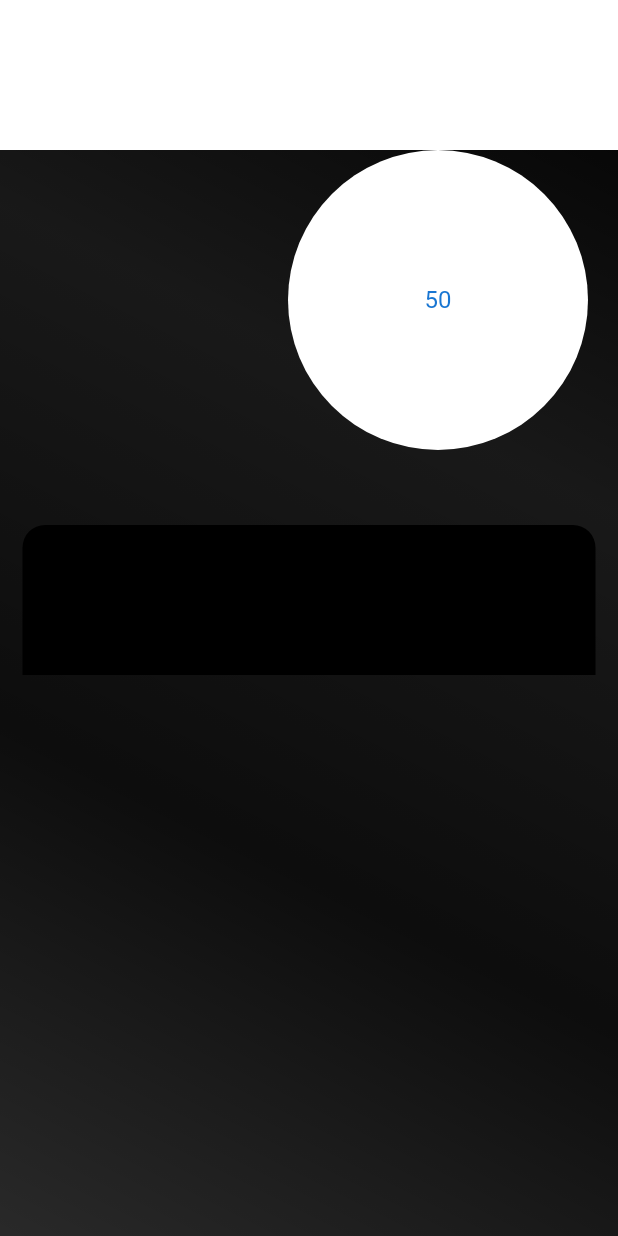
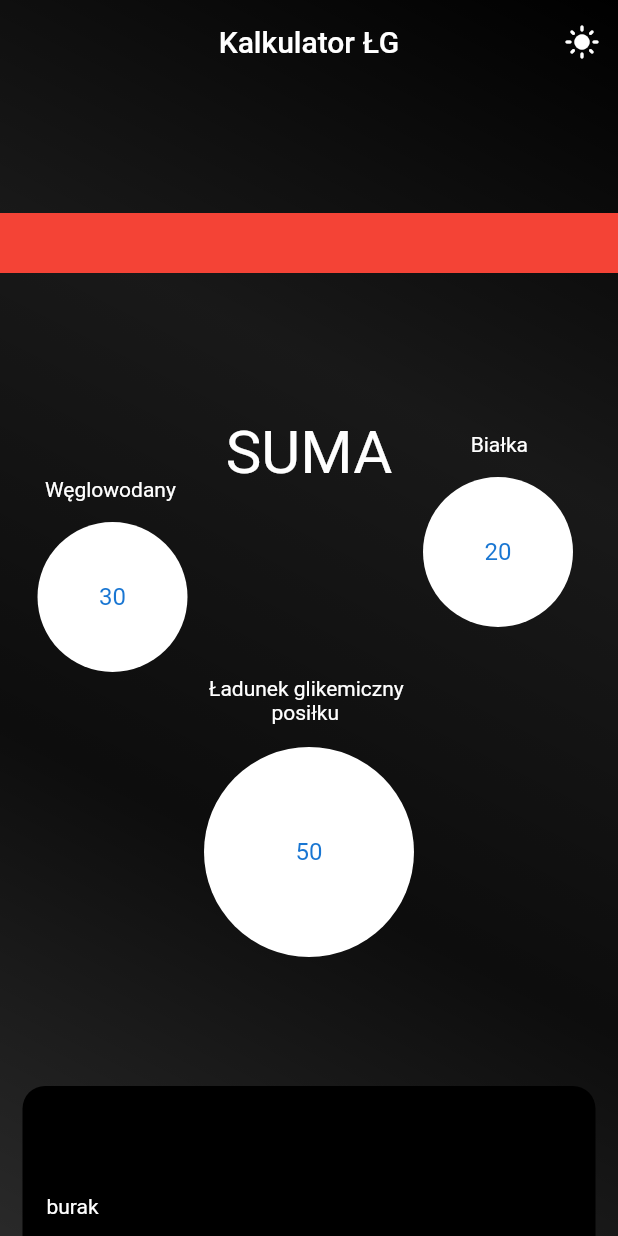
Before and after one commit to katskoru/kalkulator_LG_IG, a Flutter app: the screen it shows after launch, on a phone screen of 412 x 824 dp. Run offline on Flutter 3.47's test engine with Material 2 defaults, Android fonts, the phone set to English and light mode, and no system bars; our stand-ins replace bloc, cloud_firestore, firebase_core, flutter_bloc; accounts and stored records are empty.

Commit message:
3 bubbles and texts in calculator screen

```diff
--- a/lib/main.dart
+++ b/lib/main.dart
@@ -31,7 +31,7 @@
             debugShowCheckedModeBanner: false,
             title: 'Flutter Demo',
             theme: state.theme,
-            home: const CalculatorScreen());
+            home: CalculatorScreen());
       },
     );
   }
--- a/lib/models/themes/theme_data.dart
+++ b/lib/models/themes/theme_data.dart
@@ -16,7 +16,7 @@
     textTheme: const TextTheme(
       bodyText1: TextStyle(),
       bodyText2: TextStyle(),
-    ).apply(),
+    ).apply(bodyColor: Colors.white),
   ),
   AppTheme.lightAppTheme: ThemeData(
     appBarTheme: AppBarTheme(
--- a/lib/screens/calculator_screen.dart
+++ b/lib/screens/calculator_screen.dart
@@ -4,13 +4,16 @@
 import '../wigdets/bubbles.dart';
 
 class CalculatorScreen extends StatelessWidget {
-  const CalculatorScreen({Key? key}) : super(key: key);
+  CalculatorScreen({Key? key}) : super(key: key);
 
+  double appBarHeight = AppBar().preferredSize.height;
   @override
   Widget build(BuildContext context) {
-    return Scaffold(
+    return SafeArea(
+      child: Scaffold(
         extendBodyBehindAppBar: true,
         appBar: AppBar(
+          backgroundColor: Colors.transparent,
           title: Text("Kalkulator ŁG"),
           centerTitle: true,
           actions: [
@@ -36,10 +39,14 @@
             ),
           ),
           child: Column(
+            mainAxisAlignment: MainAxisAlignment.spaceBetween,
             children: [
               Container(
-              height: 100,
-              color: Colors.white,
+                height: appBarHeight,
+              ),
+              Container(
+                height: 40,
+                color: Colors.red,
               ),
               Bubbles(),
               Container(
@@ -55,6 +62,7 @@
             ],
           ),
         ),
+      ),
     );
   }
 }
--- a/lib/wigdets/bubbles.dart
+++ b/lib/wigdets/bubbles.dart
@@ -10,17 +10,53 @@
   @override
   Widget build(BuildContext context) {
     return Container(
-      constraints: BoxConstraints(maxHeight: 250),
+      constraints: BoxConstraints(maxHeight: 370),
       child: Stack(
-        fit: StackFit.loose,
+        alignment: Alignment.center,
         children: [
           Positioned(
-            right: 20,
+            child: Text("SUMA", style: TextStyle(fontSize: 40)),
+            top: 10,
+          ),
+          Positioned(
+            bottom: 0,
             child: CircleAvatar(
-              radius: 100,
+              radius: 70,
               child: Text("50"),
               backgroundColor: Colors.white,
             ),
+          ),
+          Positioned(
+            child: Text("Ładunek glikemiczny \n            posiłku"),
+            bottom: 155,
+          ),
+          Positioned(
+            child: Text("Węglowodany"),
+            top: 50,
+            left: 30,
+          ),
+          Positioned(
+            child: Text("Białka"),
+            top: 20,
+            right: 60,
+          ),
+          Positioned(
+            child: CircleAvatar(
+              radius: 50,
+              child: Text("20"),
+              backgroundColor: Colors.white,
+            ),
+            top: 50,
+            right: 30,
+          ),
+          Positioned(
+            child: CircleAvatar(
+              radius: 50,
+              child: Text("30"),
+              backgroundColor: Colors.white,
+            ),
+            top: 80,
+            left: 25,
           ),
         ],
       ),
```
Lines whose indentation alone changed are shown as unchanged.
